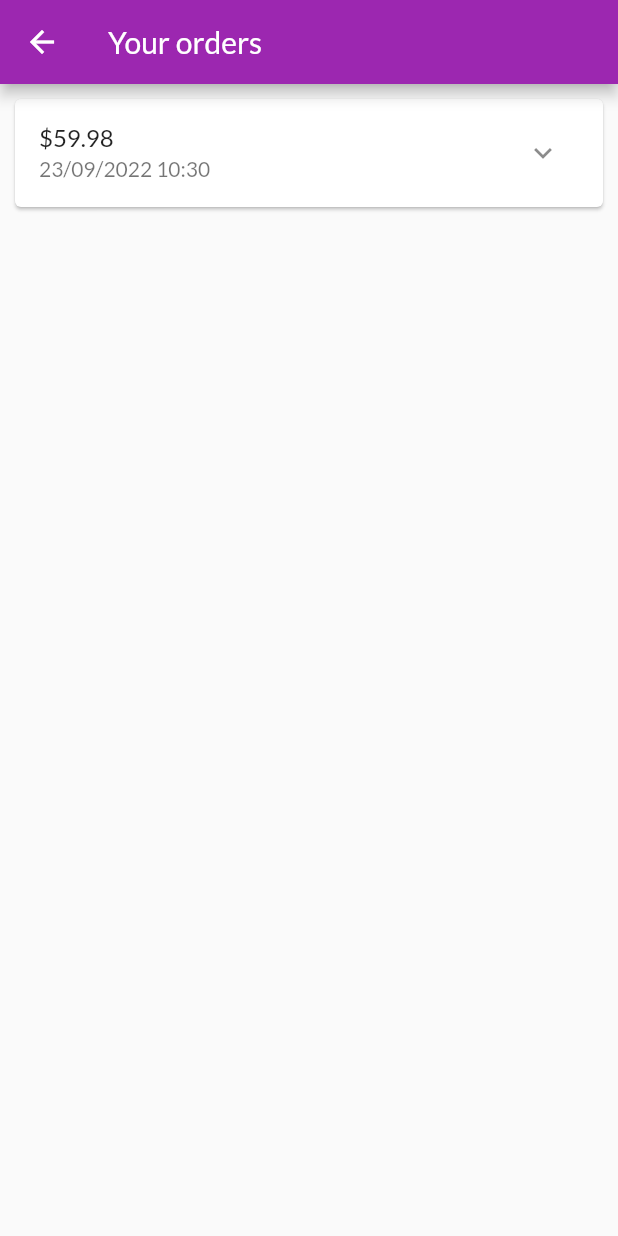
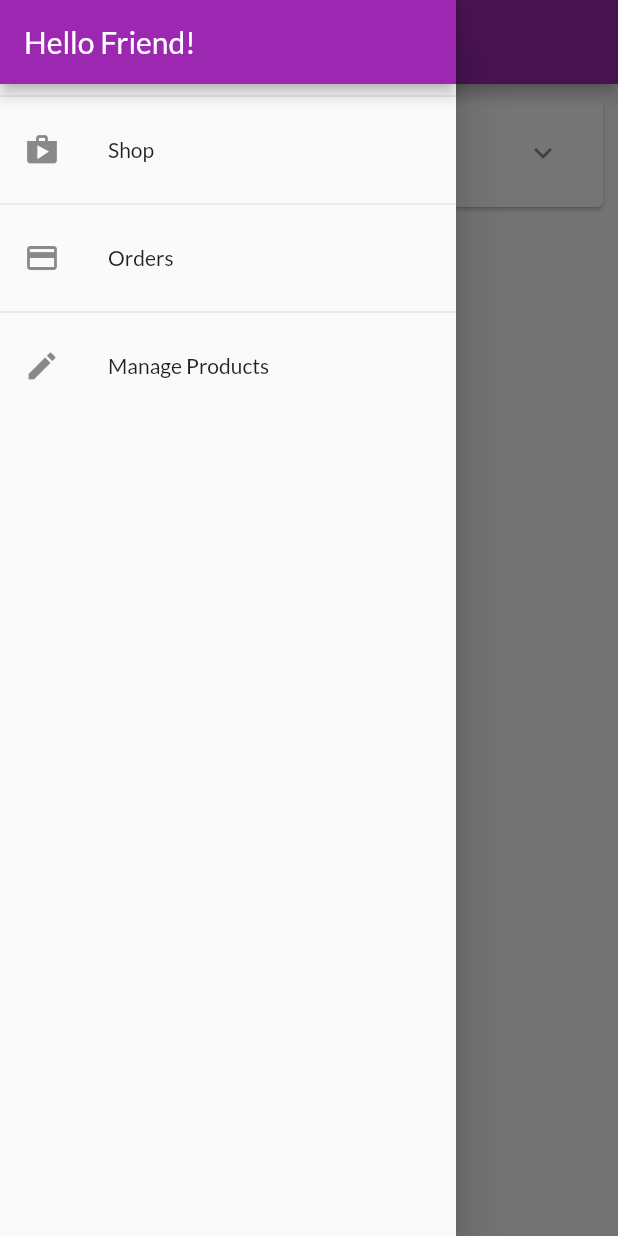
Before and after one commit to trungvi123/myShopApp, a Flutter app: the OrdersScreen screen opened directly, with the side drawer open (before the commit the screen has no drawer), on a phone screen of 412 x 824 dp. Run offline on Flutter 3.47's test engine with Material 2 defaults, Android fonts, the phone set to English and light mode, and no system bars.

Commit message:
Xay dung drawer va dinh tuyen theo ten

```diff
--- a/lib/ui/cart/cart_screen.dart
+++ b/lib/ui/cart/cart_screen.dart
@@ -4,6 +4,7 @@ import 'cart_manager.dart';
 import 'cart_item_card.dart';
 
 class CartScreen extends StatelessWidget {
+
   static const routeName = '/cart';
 
   const CartScreen({super.key});
--- a/lib/ui/orders/orders_screen.dart
+++ b/lib/ui/orders/orders_screen.dart
@@ -3,7 +3,7 @@ import 'package:flutter/material.dart';
 import 'orders_manager.dart';
 import 'order_item_card.dart';
 
-// import '../shared/app_drawer.dart';
+import '../shared/app_drawer.dart';
 
 class OrdersScreen extends StatelessWidget {
   static const routeName = '/orders';
@@ -18,7 +18,7 @@ class OrdersScreen extends StatelessWidget {
       appBar: AppBar(
         title: const Text('Your orders'),
       ),
-      // drawer: const AppDrawer(),
+      drawer: const AppDrawer(),
       body: ListView.builder(
         itemCount: ordersManager.orderCount,
         itemBuilder: (ctx, i) => OrderItemCard(ordersManager.orders[i]),
--- a/lib/ui/products/products_grid.dart
+++ b/lib/ui/products/products_grid.dart
@@ -1,10 +1,11 @@
 import 'package:flutter/material.dart';
 
-import 'product_grid_tile.dart';
-import 'products_manager.dart';
+import './product_grid_tile.dart';
+import './products_manager.dart';
 
 class ProductsGrid extends StatelessWidget {
   final bool showFavorites;
+
   const ProductsGrid(this.showFavorites, {super.key});
 
   @override
@@ -12,7 +13,6 @@ class ProductsGrid extends StatelessWidget {
     final productsManager = ProductsManager();
     final products =
         showFavorites ? productsManager.favoriteItems : productsManager.items;
-
     return GridView.builder(
       padding: const EdgeInsets.all(10.0),
       itemCount: products.length,
--- /dev/null
+++ b/lib/ui/screens.dart
@@ -0,0 +1,10 @@
+export 'products/product_overview_screen.dart';
+export 'products/product_detail_screen.dart';
+export 'products/user_products_screen.dart';
+export 'products/products_manager.dart';
+
+export 'orders/orders_screen.dart';
+export 'orders/orders_manager.dart';
+
+export 'cart/cart_screen.dart';
+export 'cart/cart_manager.dart';
--- a/lib/ui/shared/app_drawer.dart
+++ b/lib/ui/shared/app_drawer.dart
@@ -1,48 +1,48 @@
-// import 'package:flutter/material.dart';
+import 'package:flutter/material.dart';
 
-// import '../orders/orders_screen.dart';
-// import '../products/user_products_screen.dart';
+import '../orders/orders_screen.dart';
+import '../products/user_products_screen.dart';
 
-// class AppDrawer extends StatelessWidget {
-//   const AppDrawer({super.key});
+class AppDrawer extends StatelessWidget {
+  const AppDrawer({super.key});
 
-//   @override
-//   Widget build(BuildContext context) {
-//     return Drawer(
-//       child: Column(
-//         children: <Widget>[
-//           AppBar(
-//             title: const Text('Hello Friend!'),
-//             automaticallyImplyLeading: false,
-//           ),
-//           const Divider(),
-//           ListTile(
-//             leading: const Icon(Icons.shop),
-//             title: const Text('Shop'),
-//             onTap: () {
-//               Navigator.of(context).pushReplacementNamed('/');
-//             },
-//           ),
-//           const Divider(),
-//           ListTile(
-//             leading: const Icon(Icons.payment),
-//             title: const Text('Orders'),
-//             onTap: () {
-//               Navigator.of(context)
-//                   .pushReplacementNamed(OrdersScreen.routeName);
-//             },
-//           ),
-//           const Divider(),
-//           ListTile(
-//             leading: const Icon(Icons.edit),
-//             title: const Text('Manage Products'),
-//             onTap: () {
-//               Navigator.of(context)
-//                   .pushReplacementNamed(UserProductsScreen.routeName);
-//             },
-//           ),
-//         ],
-//       ),
-//     );
-//   }
-// }
+  @override
+  Widget build(BuildContext context) {
+    return Drawer(
+      child: Column(
+        children: <Widget>[
+          AppBar(
+            title: const Text('Hello Friend!'),
+            automaticallyImplyLeading: false,
+          ),
+          const Divider(),
+          ListTile(
+            leading: const Icon(Icons.shop),
+            title: const Text('Shop'),
+            onTap: () {
+              Navigator.of(context).pushReplacementNamed('/');
+            },
+          ),
+          const Divider(),
+          ListTile(
+            leading: const Icon(Icons.payment),
+            title: const Text('Orders'),
+            onTap: () {
+              Navigator.of(context)
+                  .pushReplacementNamed(OrdersScreen.routeName);
+            },
+          ),
+          const Divider(),
+          ListTile(
+            leading: const Icon(Icons.edit),
+            title: const Text('Manage Products'),
+            onTap: () {
+              Navigator.of(context)
+                  .pushReplacementNamed(UserProductsScreen.routeName);
+            },
+          ),
+        ],
+      ),
+    );
+  }
+}
```
Also changed, not shown: lib/ui/products/product_detail_screen.dart (+9 -10 lines), lib/ui/products/product_grid_tile.dart (+6 -5 lines), lib/ui/products/product_overview_screen.dart (renamed from lib/ui/products/products_overview_screen.dart, +22 -11 lines), lib/ui/products/products_manager.dart (+10 -4 lines), lib/ui/products/top_right_badge.dart (added, +44 -0 lines), lib/ui/products/user_product_list_tile.dart (+6 -8 lines), lib/ui/products/user_products_screen.dart (+16 -8 lines).
